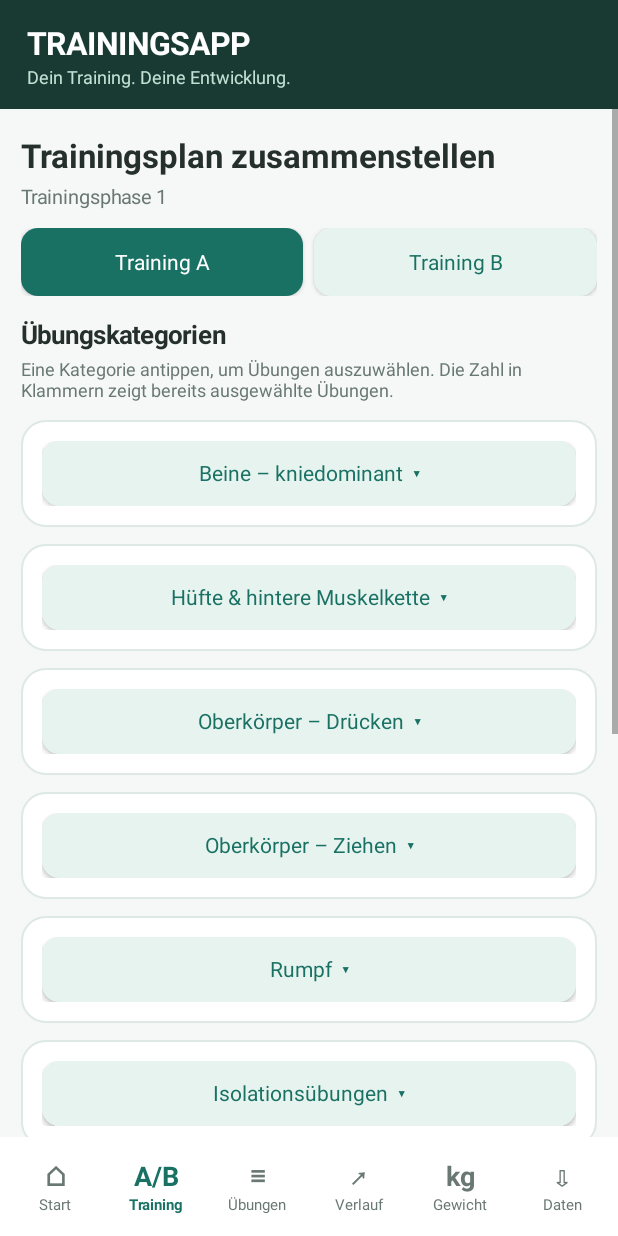
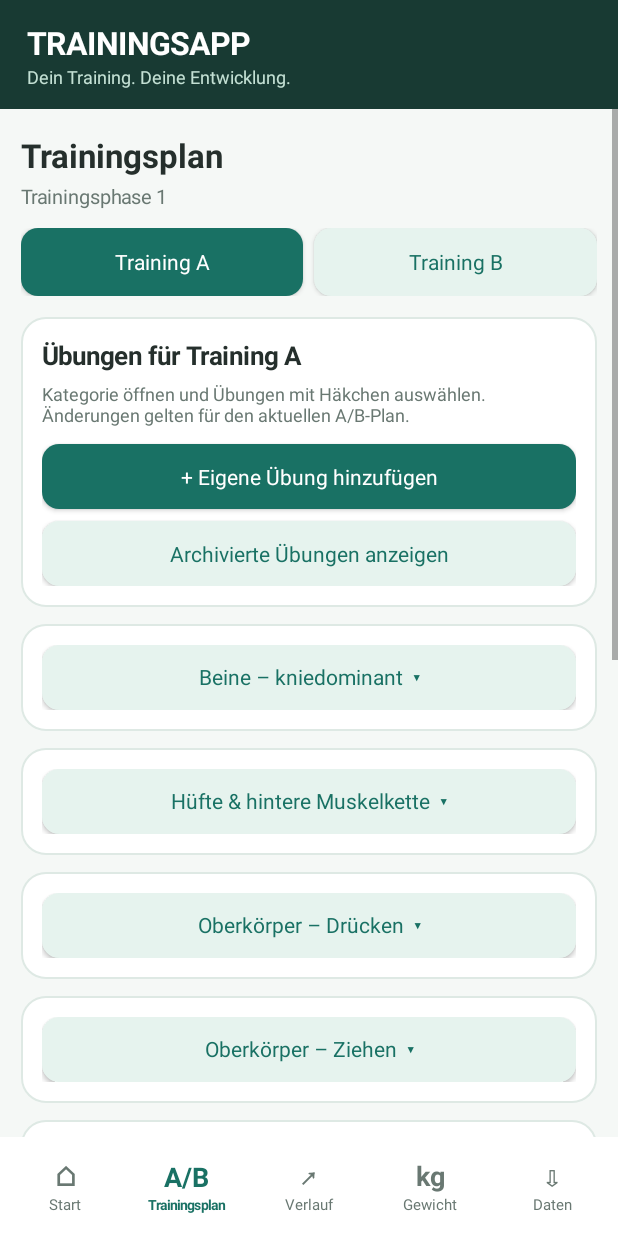
Before and after one commit to sschermer/Krafttraining, an Android app: the screen it shows after launch (MainActivity), after a tap on "A/B", on a phone screen of 412 x 824 dp. Run offline under Robolectric (Android 15) with nearby library versions, the phone set to English and light mode, and no system bars.

Commit message:
Merge A/B and exercise catalog in Training Plan and enable pull-to-refresh update checks

```diff
--- a/app/src/main/java/de/trainingsapp/MainActivity.kt
+++ b/app/src/main/java/de/trainingsapp/MainActivity.kt
@@ -46,7 +46,7 @@ class MainActivity : Activity() {
     private var activePhaseId:Long=1L
     private var workoutTimestamp:Long=System.currentTimeMillis()
     private var expandedCategory:String?=null
-    private var catalogExpandedCategory:String?=null
+    private var showArchivedExercises=false
     private var weightRangeDays:Int=90
     private var activeScroll: ScrollView?=null
     private var renderedTab=""
@@ -238,11 +238,21 @@ class MainActivity : Activity() {
         activeScroll=scroll
         page=column().apply {setPadding(dp(14),dp(16),dp(14),dp(20))}
         scroll.addView(page)
-        root.addView(scroll,LinearLayout.LayoutParams(-1,0,1f))
+        val refresh=androidx.swiperefreshlayout.widget.SwipeRefreshLayout(this).apply {
+            setColorSchemeColors(accent)
+            setProgressBackgroundColorSchemeColor(Color.WHITE)
+            setOnChildScrollUpCallback { _, _ -> scroll.canScrollVertically(-1) }
+            setOnRefreshListener {
+                // Pulling down triggers a manual search even if automatic
+                // update checks have been disabled.
+                updates.checkNow { isRefreshing=false }
+            }
+        }
+        refresh.addView(scroll)
+        root.addView(refresh,LinearLayout.LayoutParams(-1,0,1f))
         when(tab) {
             "Start"->home()
             "Training"->if(draft==null)plans() else workout()
-            "Übungen"->catalog()
             "Verlauf"->results()
             "Gewicht"->weightScreen()
             else->dataPage()
@@ -250,12 +260,14 @@ class MainActivity : Activity() {
         val nav=row().apply {
             setPadding(dp(3),dp(5),dp(3),dp(5));setBackgroundColor(Color.WHITE)
         }
-        val tabs=listOf("Start","Training","Übungen","Verlauf","Gewicht","Daten")
-        val icons=listOf("⌂","A/B","≡","↗","kg","⇩")
+        val tabs=listOf("Start","Training","Verlauf","Gewicht","Daten")
+        val labels=listOf("Start","Trainingsplan","Verlauf","Gewicht","Daten")
+        val icons=listOf("⌂","A/B","↗","kg","⇩")
         tabs.forEachIndexed {i,name ->
             val b=column().apply {gravity=Gravity.CENTER}
             add(b,text(icons[i],18f,true,if(tab==name)accent else muted).apply{gravity=Gravity.CENTER})
-            add(b,text(name,10f,tab==name,if(tab==name)accent else muted).apply{gravity=Gravity.CENTER})
+            add(b,text(labels[i],if(name=="Training")9f else 10f,tab==name,
+                if(tab==name)accent else muted).apply{gravity=Gravity.CENTER})
             b.setOnClickListener {tab=name;render()}
             nav.addView(b,LinearLayout.LayoutParams(0,dp(55),1f))
         }
@@ -271,7 +283,7 @@ class MainActivity : Activity() {
         val r=row()
         for(name in listOf("A","B")) {
             val b=button("Training $name",plan==name) {
-                plan=name;expandedCategory=null;catalogExpandedCategory=null;render()
+                plan=name;expandedCategory=null;render()
             }
             r.addView(b,LinearLayout.LayoutParams(0,dp(45),1f))
             if(name=="A")add(r,View(this),7,1)
@@ -742,58 +754,88 @@ class MainActivity : Activity() {
 
     private fun plans() {
         val phase=store.activePhase()
-        title("Trainingsplan zusammenstellen",phase?.name ?: "Keine aktive Trainingsphase")
+        title("Trainingsplan",phase?.name ?: "Keine aktive Trainingsphase")
         if(phase==null) {
-            add(page,text("Erstelle eine neue Trainingsphase, um Übungen für A und B festzulegen.",14f))
-            gap(page,12)
-            add(page,button("Neue Trainingsphase anlegen"){createPhaseDialog()})
-            return
+            val hint=card(page)
+            add(hint,text("Noch keine aktive Trainingsphase. Erstelle eine Phase, um A/B-Pläne zusammenzustellen.",14f,false,muted))
+            gap(hint,9)
+            add(hint,button("Neue Trainingsphase anlegen"){createPhaseDialog()})
+        } else {
+            planSelector(page)
         }
-        planSelector(page)
-        val selected=store.planEntries(plan,phase.id).map {it.first.id}.toSet()
-        val all=store.exercises()
-        add(page,text("Übungskategorien",17f,true));gap(page,3)
-        add(page,text("Eine Kategorie antippen, um Übungen auszuwählen. Die Zahl in Klammern zeigt bereits ausgewählte Übungen.",12f,false,muted))
-        gap(page,12)
-        val categories=(Store.CATEGORIES+all.map{it.category}).distinct()
-        for(category in categories) {
-            val exercises=all.filter {it.category==category}
-            if(exercises.isEmpty())continue
-            val chosen=exercises.count {it.id in selected}
-            val opened=expandedCategory==category
-            val box=card(page)
-            val headline=category+(if(chosen>0)" ($chosen)" else "")+(if(opened)"  ▴" else "  ▾")
-            add(box,button(headline,false) {
-                expandedCategory=if(opened)null else category
+
+        // One accordion combines plan selection and editing the exercise catalog.
+        // Both views previously exposed the same exercise selection checkboxes.
+        val selected=if(phase!=null)store.planEntries(plan,phase.id).map {it.first.id}.toSet()
+            else emptySet<Long>()
+        val all=store.exercises(includeArchived=true).filter {
+            showArchivedExercises || !it.archived || it.id in selected
+        }
+        val controls=card(page)
+        add(controls,text("Übungen für Training $plan",17f,true));gap(controls,6)
+        add(controls,text("Kategorie öffnen und Übungen mit Häkchen auswählen. Änderungen gelten für den aktuellen A/B-Plan.",12f,false,muted))
+        gap(controls,11)
+        add(controls,button("+ Eigene Übung hinzufügen"){exerciseDialog(null)})
+        gap(controls,8)
+        add(controls,button(if(showArchivedExercises)"Archivierte Übungen ausblenden" else "Archivierte Übungen anzeigen",false) {
+            showArchivedExercises=!showArchivedExercises
             render()
         })
-            if(opened) {
-                gap(box,10)
-                for(exercise in exercises) {
-                    val check=CheckBox(this).apply {
+
+        val categories=(Store.CATEGORIES+all.map {it.category}).distinct()
+        for(category in categories) {
+            val options=all.filter {it.category==category}
+            if(options.isEmpty())continue
+            val chosen=options.count {it.id in selected}
+            val open=expandedCategory==category
+            val box=card(page)
+            add(box,button(category+(if(chosen>0)" ($chosen)" else "")+
+                (if(open)"  ▴" else "  ▾"),false) {
+                expandedCategory=if(open)null else category
+                render()
+            })
+            if(open) {
+                gap(box,7)
+                for(exercise in options) {
+                    val entry=column()
+                    if(phase!=null && !exercise.archived) {
+                        val checkbox=CheckBox(this).apply {
                             text=exercise.name
                             textSize=14f
                             isChecked=exercise.id in selected
                             setOnCheckedChangeListener {_,checked->
                                 try {
-                                if(checked) store.addToPlan(plan,exercise.id,phase.id)
+                                    if(checked)store.addToPlan(plan,exercise.id,phase.id)
                                     else store.removeFromPlan(plan,exercise.id,phase.id)
                                     render()
-                            } catch(e:Exception) {info(e.message ?: "Auswahl fehlgeschlagen.")}
+                                } catch(e:Exception){info(e.message ?: "Auswahl fehlgeschlagen.")}
                             }
                         }
-                    add(box,check)
+                        add(entry,checkbox)
+                    } else {
+                        add(entry,text(exercise.name+(if(exercise.archived)" (archiviert)" else ""),14f,true))
+                        if(exercise.id in selected) {
+                            add(entry,text("Im bisherigen Plan enthalten. Zum Entfernen Übung reaktivieren.",11f,false,muted))
+                        }
+                    }
+                    add(entry,text((if(exercise.kind=="time")"Haltedauer in Sekunden" else "Wiederholungen")+
+                        (if(exercise.equipment.isBlank())"" else " · "+exercise.equipment),11f,false,muted))
+                    gap(entry,5)
+                    add(entry,button("Übung bearbeiten",false){exerciseDialog(exercise)})
+                    add(box,entry)
+                    gap(box,10)
                 }
             }
         }
+        if(phase!=null) {
             val stats=card(page)
-        add(stats,text("Training $plan: ${selected.size} Übungen gewählt",15f,true))
-        gap(stats,6)
-        add(stats,text("Auch mehrere Übungen aus derselben Kategorie sind möglich.",12f,false,muted))
+            add(stats,text("Training "+plan+": "+selected.size+" Übungen gewählt",15f,true))
+            gap(stats,7)
+            add(stats,text("Übungen und Kategorien lassen sich oben hinzufügen oder bearbeiten.",12f,false,muted))
             gap(stats,10)
             add(stats,button("Training $plan beginnen"){askCardio()})
-        gap(page,7)
-        add(page,button("Zur Startseite",false){tab="Start";render()})
+            gap(page,8)
+            add(page,button("Neue Trainingsphase",false){createPhaseDialog()})
             gap(page,8)
             add(page,button("Trainingsphase abschließen",false){finishPhaseDialog(phase)})
             if(store.planEntries("A",phase.id).isNotEmpty() ||
@@ -802,77 +844,17 @@ class MainActivity : Activity() {
                 add(page,button("A/B-Pläne vollständig leeren",false) {
                     if(draft!=null) {info("Bitte laufendes Training zuerst abschließen.");return@button}
                     AlertDialog.Builder(this).setTitle("Trainingspläne wirklich leeren?")
-                    .setMessage("Alle ausgewählten Übungen dieser Trainingsphase aus A und B entfernen? " +
-                        "Bereits absolvierte Trainingseinheiten und frühere Phasen bleiben erhalten.")
+                        .setMessage("Alle ausgewählten Übungen dieser Trainingsphase aus A und B entfernen? Bereits absolvierte Einheiten und frühere Phasen bleiben erhalten.")
                         .setNegativeButton("Abbrechen",null)
                         .setPositiveButton("Pläne leeren"){_,_->
-                        try {
+                            try{
                                 store.clearCurrentPlans(phase.id)
                                 expandedCategory=null
-                            catalogExpandedCategory=null
                                 render()
                                 info("A und B sind jetzt leer.")
-                        } catch(e:Exception){info(e.message ?: "Leeren fehlgeschlagen.")}
+                            }catch(e:Exception){info(e.message ?: "Leeren fehlgeschlagen.")}
                         }.show()
                 })
-        }
-    }
-
-    private fun catalog() {
-        title("Übungskatalog","Eine Kategorie antippen: Übungen werden aufgeklappt.")
-        planSelector(page)
-        add(page,button("+ Eigene Übung"){exerciseDialog(null)})
-        gap(page,13)
-        add(page,text("Gewünschte Übungen für Training "+plan+" per Häkchen auswählen.",12f,false,muted))
-        gap(page,12)
-        val all=store.exercises()
-        val active=store.activePhase()
-        val chosen=active?.let {store.planEntries(plan,it.id).map {pair->pair.first.id}.toSet()} ?: emptySet()
-        for(category in (Store.CATEGORIES+all.map {it.category}).distinct()) {
-            val exercises=all.filter {it.category==category}
-            if(exercises.isEmpty())continue
-            val count=exercises.count {it.id in chosen}
-            val opened=catalogExpandedCategory==category
-            val box=card(page)
-            val header=row()
-            val heading=column()
-            add(heading,text(category+(if(count>0)" ($count)" else ""),15f,true))
-            add(heading,text(if(opened)"Zum Schließen antippen" else "Zum Anzeigen antippen",
-                11f,false,muted))
-            header.addView(heading,LinearLayout.LayoutParams(0,-2,1f))
-            add(header,text(if(opened)"⌃" else "⌄",21f,true,accent),24)
-            header.setPadding(dp(2),dp(4),dp(2),dp(4))
-            header.setOnClickListener {
-                catalogExpandedCategory=if(opened)null else category
-                render()
-            }
-            add(box,header)
-            if(opened) {
-                gap(box,9)
-                for(ex in exercises) {
-                    val inner=column()
-                    if(active!=null) {
-                        val check=CheckBox(this).apply {
-                            text=ex.name
-                            textSize=14f
-                            isChecked=ex.id in chosen
-                            setOnCheckedChangeListener {_,checked->
-                                try {
-                                    if(checked)store.addToPlan(plan,ex.id,active.id)
-                                    else store.removeFromPlan(plan,ex.id,active.id)
-                                    render()
-                                } catch(e:Exception) {info(e.message ?: "Auswahl nicht möglich.")}
-                            }
-                        }
-                        add(inner,check)
-                    } else add(inner,text(ex.name,14f,true))
-                    add(inner,text((if(ex.kind=="time")"Sekunden" else "Wiederholungen")+
-                        " · "+ex.equipment,11f,false,muted))
-                    gap(inner,5)
-                    add(inner,button("Übung bearbeiten",false){exerciseDialog(ex)})
-                    add(box,inner)
-                    gap(box,10)
-                }
             }
         }
     }
```
Lines whose indentation alone changed are shown as unchanged.
